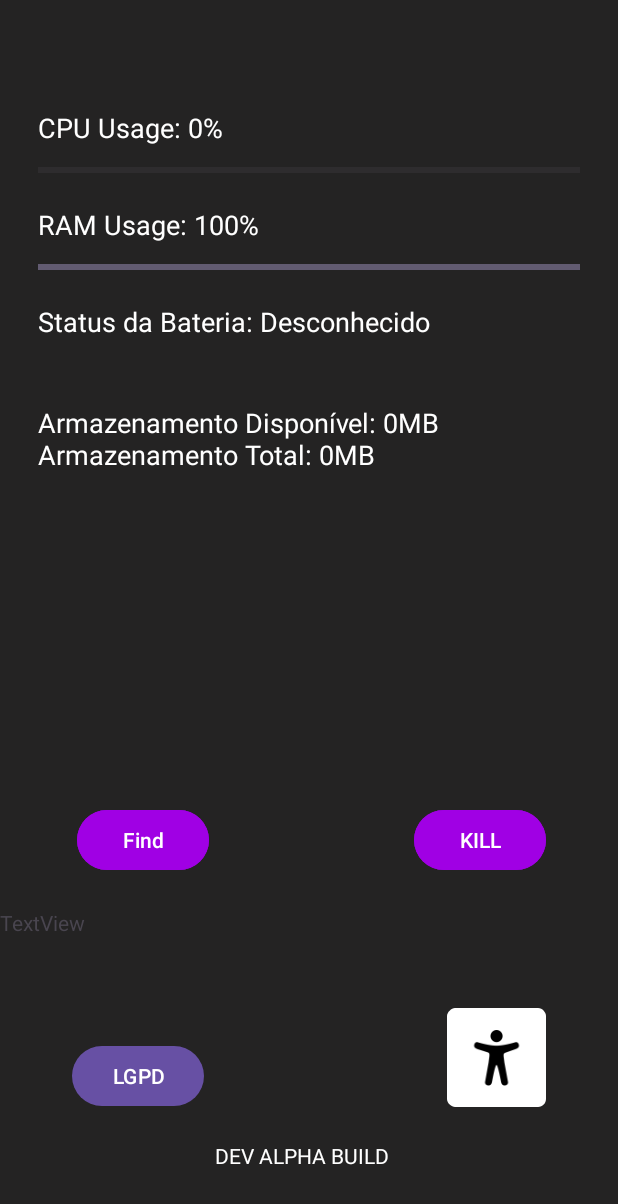
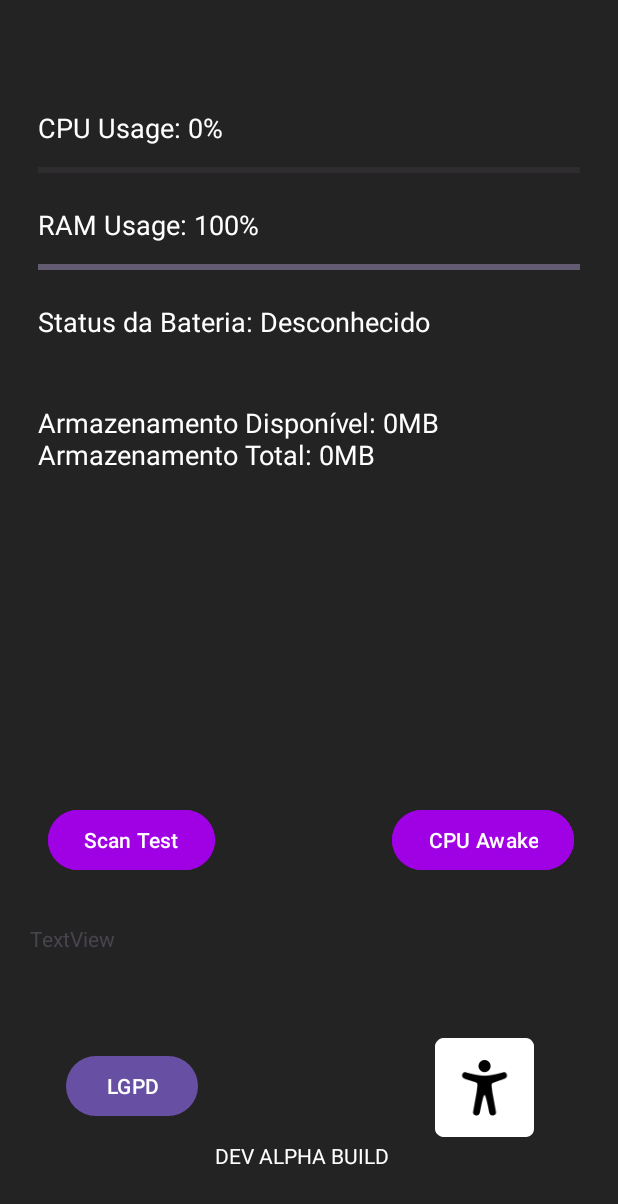
Before and after one commit to Pedrodek/ZinfinityMobile, an Android app: the screen it shows after launch (MainActivity), on a phone screen of 412 x 824 dp. Shown: the top 1204 px of the screen. Run offline under Robolectric (Android 15) with nearby library versions, the phone set to English and light mode, and no system bars; 2 statements that could not run were skipped.

Commit message:
Renomeações de Botão, Implementação de um Scan perfeito

```diff
--- a/app/src/main/res/layout/activity_main.xml
+++ b/app/src/main/res/layout/activity_main.xml
@@ -94,21 +94,21 @@
         android:id="@+id/KILL"
         android:layout_width="wrap_content"
         android:layout_height="wrap_content"
-        android:layout_marginStart="276dp"
+        android:layout_marginEnd="29dp"
         android:layout_marginBottom="240dp"
         android:backgroundTint="#A000E4"
-        android:text="KILL"
+        android:text="CPU Awake"
         app:layout_constraintBottom_toBottomOf="parent"
-        app:layout_constraintStart_toStartOf="parent" />
+        app:layout_constraintEnd_toEndOf="parent" />
 
     <Button
         android:id="@+id/button2"
         android:layout_width="wrap_content"
         android:layout_height="wrap_content"
-        android:layout_marginStart="51dp"
+        android:layout_marginStart="32dp"
         android:layout_marginBottom="240dp"
         android:backgroundTint="#A000E4"
-        android:text="Find"
+        android:text="Scan Test"
         app:layout_constraintBottom_toBottomOf="parent"
         app:layout_constraintStart_toStartOf="parent" />
 
@@ -127,8 +127,8 @@
         android:id="@+id/tvFiles"
         android:layout_width="192dp"
         android:layout_height="56dp"
-        android:layout_marginTop="21dp"
-        android:layout_marginEnd="220dp"
+        android:layout_marginTop="32dp"
+        android:layout_marginEnd="200dp"
         android:text="TextView"
         app:layout_constraintEnd_toEndOf="parent"
         app:layout_constraintTop_toBottomOf="@+id/button2" />
@@ -137,8 +137,8 @@
         android:id="@+id/Lgpdbutton"
         android:layout_width="wrap_content"
         android:layout_height="wrap_content"
-        android:layout_marginStart="48dp"
-        android:layout_marginTop="32dp"
+        android:layout_marginStart="44dp"
+        android:layout_marginTop="28dp"
         android:text="LGPD"
         app:layout_constraintStart_toStartOf="parent"
         app:layout_constraintTop_toBottomOf="@+id/tvFiles" />
@@ -147,8 +147,8 @@
         android:id="@+id/imageView2"
         android:layout_width="74dp"
         android:layout_height="66dp"
-        android:layout_marginTop="88dp"
-        android:layout_marginEnd="44dp"
+        android:layout_marginTop="108dp"
+        android:layout_marginEnd="52dp"
         app:layout_constraintEnd_toEndOf="parent"
         app:layout_constraintTop_toBottomOf="@+id/KILL"
         app:srcCompat="@mipmap/ic_acess2_round" />
```
Also changed, not shown: app/src/main/java/com/example/zinfinity/MainActivity.kt (+51 -8 lines).
